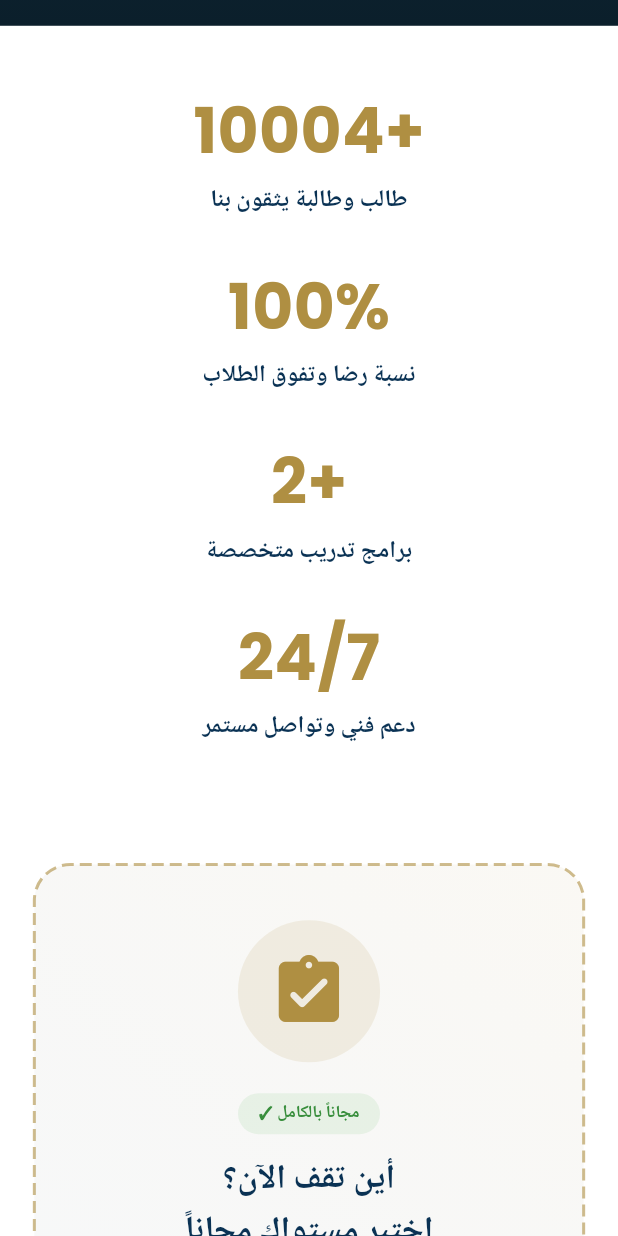
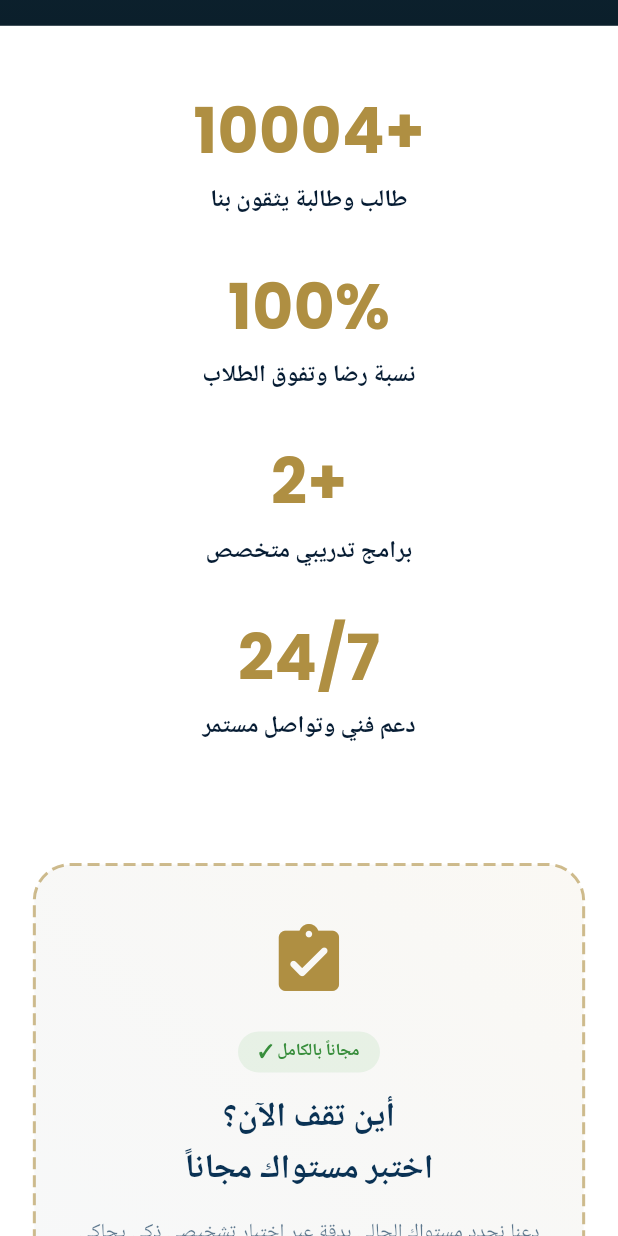
Before and after one commit to a7medragab22/aladeep, a Flutter app: the screen it shows after launch, scrolled down 576 dp, on a phone screen of 412 x 824 dp. Run offline on Flutter 3.47's test engine with Material 3 defaults, Android fonts, the phone set to English and light mode, and no system bars; drawn by our look-alikes of dotted_border; our stand-ins replace bloc, flutter_bloc, flutter_screenutil, font_awesome_flutter.

Commit message:
edit littele ui

```diff
--- a/lib/features/home/presentation/sections/state_section.dart
+++ b/lib/features/home/presentation/sections/state_section.dart
@@ -19,7 +19,7 @@ class StatsSection extends StatelessWidget {
           SizedBox(height: 30),
           _StatItem(number: "100%", label: "نسبة رضا وتفوق الطلاب"),
           SizedBox(height: 30),
-          _StatItem(number: "2+", label: "برامج تدريب متخصصة"),
+          _StatItem(number: "2+", label: "برامج تدريبي متخصص"),
           SizedBox(height: 30),
           _StatItem(number: "24/7", label: "دعم فني وتواصل مستمر"),
         ],
@@ -52,7 +52,7 @@ class _StatItem extends StatelessWidget {
           textAlign: TextAlign.center,
           style: const TextStyle(
             fontSize: 16,
-            color: AppColor.primaryDark,
+            color: AppColor.primaryDarker,
             fontWeight: FontWeight.bold,
           ),
         ),
--- a/lib/features/home/presentation/sections/test_your_self_section.dart
+++ b/lib/features/home/presentation/sections/test_your_self_section.dart
@@ -37,17 +37,10 @@ class TestYourSelfSection extends StatelessWidget {
           child: Column(
             children: [
               // Icon container
-              Container(
-                padding: EdgeInsets.all(20.r),
-                decoration: BoxDecoration(
-                  color: AppColor.primaryGold.withValues(alpha: 0.12),
-                  shape: BoxShape.circle,
-                ),
-                child: Icon(
-                  Icons.assignment_turned_in_rounded,
-                  size: 52.sp,
-                  color: AppColor.primaryGold,
-                ),
+              Icon(
+                Icons.assignment_turned_in_rounded,
+                size: 52.sp,
+                color: AppColor.primaryGold,
               ),
 
               SizedBox(height: 20.h),
@@ -97,7 +90,7 @@ class TestYourSelfSection extends StatelessWidget {
               SizedBox(height: 24.h),
 
               CustomButton(
-                icon: Icons.play_arrow_rounded,
+                icon: Icons.arrow_back,
                 text: 'ابدأ الاختبار التشخيصي',
                 backgroundColor: AppColor.primaryGold,
                 textColor: AppColor.primaryDark,
```
Also changed, not shown: lib/features/home/presentation/sections/features_list_section.dart (+10 -9 lines), lib/features/home/presentation/sections/hero_section.dart (+0 -23 lines).
